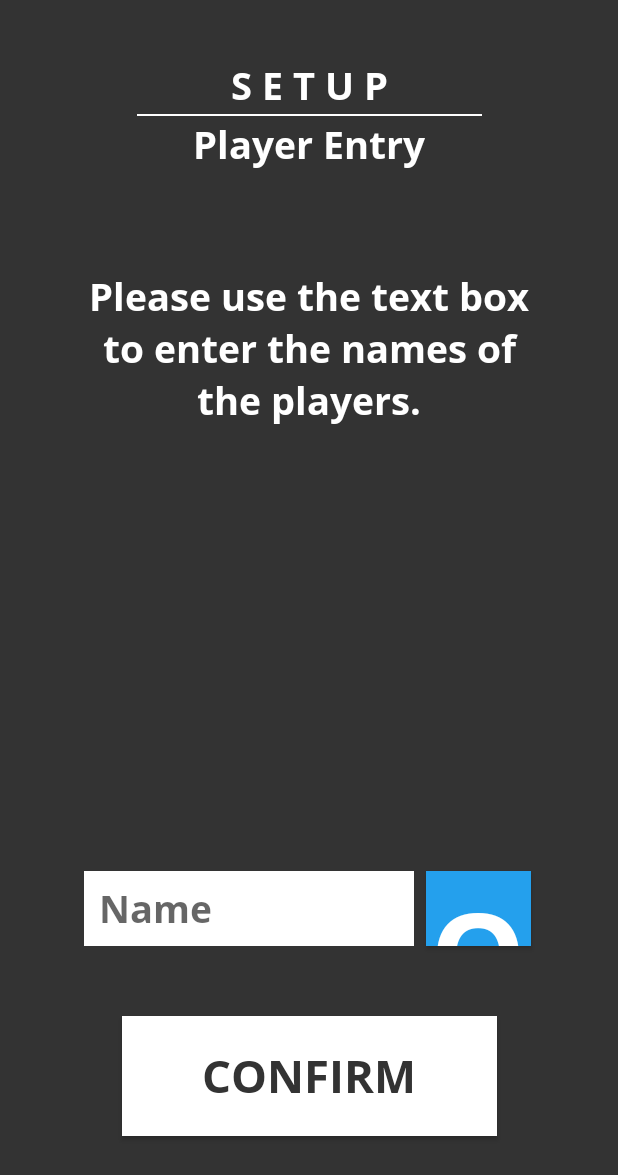
After one commit to xeroplz/CMSC436-Group-43, an Android app: the RoleAssignmentActivity screen opened directly, with no data from a screen before it, on a phone screen of 412 x 824 dp. The commit adds this screen. Shown: the top 1175 px of the screen. Run offline under Robolectric (Android 15) with nearby library versions, the phone set to English and light mode, and no system bars.

Commit message:
Role assignment base

```diff
--- a/MAFIA43/app/src/main/AndroidManifest.xml
+++ b/MAFIA43/app/src/main/AndroidManifest.xml
@@ -18,12 +18,17 @@
         </activity>
         <activity android:name=".Temp">
         </activity>
+
         <activity android:name=".NightActivity">
         </activity>
+
         <activity android:name=".NightSelectionActivity">
         </activity>
+
         <activity android:name=".Voting">
+        </activity>
 
+        <activity android:name=".RoleAssignmentActivity">
         </activity>
     </application>
 
--- /dev/null
+++ b/MAFIA43/app/src/main/java/com/example/mafia43/RoleAssignmentActivity.kt
@@ -0,0 +1,15 @@
+package com.example.mafia43
+
+import android.os.Bundle
+import androidx.appcompat.app.AppCompatActivity
+
+class RoleAssignmentActivity : AppCompatActivity() {
+    companion object {
+
+    }
+
+    override fun onCreate(savedInstanceState: Bundle?) {
+        super.onCreate(savedInstanceState)
+        setContentView(R.layout.activity_role_assignment)
+    }
+}
--- a/MAFIA43/app/src/main/java/com/example/mafia43/TitleActivity.kt
+++ b/MAFIA43/app/src/main/java/com/example/mafia43/TitleActivity.kt
@@ -11,6 +11,7 @@ class TitleActivity : AppCompatActivity() {
     }
 
     private lateinit var mStartButton : Button
+    private lateinit var mTempButton : Button
 
     override fun onCreate(savedInstanceState: Bundle?) {
         super.onCreate(savedInstanceState)
@@ -20,6 +21,13 @@ class TitleActivity : AppCompatActivity() {
 
         mStartButton.setOnClickListener {
             // Start the next activity!
+            val intent = Intent(this@TitleActivity, RoleAssignmentActivity::class.java)
+            startActivity(intent)
+        }
+
+        mTempButton = findViewById(R.id.temp_button)
+
+        mTempButton.setOnClickListener {
             val intent = Intent(this@TitleActivity, Temp::class.java)
             startActivity(intent)
         }
--- /dev/null
+++ b/MAFIA43/app/src/main/res/layout/activity_role_assignment.xml
@@ -0,0 +1,148 @@
+<?xml version="1.0" encoding="utf-8"?>
+<androidx.constraintlayout.widget.ConstraintLayout xmlns:android="http://schemas.android.com/apk/res/android"
+    xmlns:app="http://schemas.android.com/apk/res-auto"
+    xmlns:tools="http://schemas.android.com/tools"
+    android:layout_width="match_parent"
+    android:layout_height="match_parent"
+    tools:context=".RoleAssignmentActivity">
+
+    <!-- Background -->
+    <TextView
+        android:layout_height="match_parent"
+        android:layout_width="match_parent"
+        android:text=""
+        android:background="@color/colorPrimaryDark"/>
+
+    <TextView
+        android:layout_width="wrap_content"
+        android:layout_height="wrap_content"
+        android:fontFamily="@font/opensans_bold"
+        android:text="S E T U P"
+        android:textSize="25dp"
+        android:textColor="@color/white"
+        app:layout_constraintBottom_toBottomOf="parent"
+        app:layout_constraintLeft_toLeftOf="parent"
+        app:layout_constraintRight_toRightOf="parent"
+        app:layout_constraintTop_toTopOf="parent"
+        app:layout_constraintVertical_bias="0.05" />
+
+    <!-- HDiV -->
+    <ImageView
+        android:layout_width="230dp"
+        android:layout_height="wrap_content"
+        android:src="@drawable/hdiv_light"
+        app:layout_constraintBottom_toBottomOf="parent"
+        app:layout_constraintLeft_toLeftOf="parent"
+        app:layout_constraintRight_toRightOf="parent"
+        app:layout_constraintTop_toTopOf="parent"
+        app:layout_constraintVertical_bias="0.09"
+        app:layout_constraintHorizontal_bias="0.5"/>
+
+    <!-- Credits -->
+    <TextView
+        android:layout_width="wrap_content"
+        android:layout_height="wrap_content"
+        android:fontFamily="@font/opensans_bold"
+        android:textAlignment="center"
+        android:text="Player Entry"
+        android:textSize="25dp"
+        android:textColor="@color/white"
+        app:layout_constraintBottom_toBottomOf="parent"
+        app:layout_constraintLeft_toLeftOf="parent"
+        app:layout_constraintRight_toRightOf="parent"
+        app:layout_constraintTop_toTopOf="parent"
+        app:layout_constraintVertical_bias="0.1" />
+
+    <TextView
+        android:layout_width="300dp"
+        android:layout_height="wrap_content"
+        android:fontFamily="@font/opensans_bold"
+        android:textAlignment="center"
+        android:text="Please use the text box to enter the names of the players."
+        android:textSize="25dp"
+        android:textColor="@color/white"
+        app:layout_constraintBottom_toBottomOf="parent"
+        app:layout_constraintLeft_toLeftOf="parent"
+        app:layout_constraintRight_toRightOf="parent"
+        app:layout_constraintTop_toTopOf="parent"
+        app:layout_constraintVertical_bias="0.25" />
+
+    <androidx.core.widget.NestedScrollView
+        android:id="@+id/ar_nested_scroll"
+        android:layout_width="300dp"
+        android:layout_height="280dp"
+        app:layout_constraintBottom_toBottomOf="parent"
+        app:layout_constraintLeft_toLeftOf="parent"
+        app:layout_constraintRight_toRightOf="parent"
+        app:layout_constraintTop_toTopOf="parent"
+        app:layout_constraintHorizontal_bias="0.495"
+        app:layout_constraintTop_toBottomOf="@+id/textView3"
+        app:layout_constraintVertical_bias="0.532"
+    android:fillViewport="true">
+        <LinearLayout
+            android:layout_width="match_parent"
+            android:layout_height="match_parent">
+
+            <ListView
+                android:id="@+id/ar_player_list"
+                android:layout_width="match_parent"
+                android:layout_height="wrap_content"
+                android:orientation="vertical"
+                tools:ignore="MissingConstraints"
+                android:nestedScrollingEnabled="true"
+                android:choiceMode="singleChoice"/>
+        </LinearLayout>
+    </androidx.core.widget.NestedScrollView>
+
+    <EditText
+        android:id="@+id/ar_text_box"
+        android:layout_width="220dp"
+        android:layout_height="50dp"
+        android:lines="1"
+        android:minLines="1"
+        android:background="@color/white"
+        android:fontFamily="@font/opensans_bold"
+        android:textSize="25dp"
+        android:hint="Name"
+        android:paddingLeft="10dp"
+        android:paddingRight="10dp"
+        app:layout_constraintBottom_toBottomOf="parent"
+        app:layout_constraintLeft_toLeftOf="parent"
+        app:layout_constraintRight_toRightOf="parent"
+        app:layout_constraintTop_toTopOf="parent"
+        app:layout_constraintVertical_bias="0.75"
+        app:layout_constraintHorizontal_bias="0.29"/>
+
+    <Button
+        android:id="@+id/ar_ok_button"
+        android:layout_width="70dp"
+        android:layout_height="50dp"
+        android:text="OK"
+        android:fontFamily="@font/opensans_bold"
+        android:textColor="@color/white"
+        android:textSize="120px"
+        android:background="@color/entryButtonColor"
+        app:layout_constraintBottom_toBottomOf="parent"
+        app:layout_constraintStart_toStartOf="parent"
+        app:layout_constraintEnd_toEndOf="parent"
+        app:layout_constraintTop_toTopOf="parent"
+        app:layout_constraintVertical_bias="0.75"
+        app:layout_constraintHorizontal_bias="0.83"/>
+
+    <!-- Continue -->
+    <Button
+        android:id="@+id/ar_continue_button"
+        android:layout_width="250dp"
+        android:layout_height="80dp"
+        android:text="CONFIRM"
+        android:fontFamily="@font/opensans_bold"
+        android:textColor="@color/colorPrimaryDark"
+        android:textSize="30dp"
+        android:background="@color/white"
+        app:layout_constraintBottom_toBottomOf="parent"
+        app:layout_constraintLeft_toLeftOf="parent"
+        app:layout_constraintRight_toRightOf="parent"
+        app:layout_constraintTop_toTopOf="parent"
+        app:layout_constraintVertical_bias="0.91" />
+
+</androidx.constraintlayout.widget.ConstraintLayout>
--- a/MAFIA43/app/src/main/res/layout/activity_title.xml
+++ b/MAFIA43/app/src/main/res/layout/activity_title.xml
@@ -56,13 +56,29 @@
 
     <!-- Play Button -->
     <Button
+        android:id="@+id/temp_button"
+        android:layout_width="250dp"
+        android:layout_height="60dp"
+        android:text="TEMP ACTVITY"
+        android:fontFamily="@font/opensans_bold"
+        android:textColor="@color/colorPrimaryDark"
+        android:textSize="25dp"
+        android:background="@color/white"
+        app:layout_constraintBottom_toBottomOf="parent"
+        app:layout_constraintLeft_toLeftOf="parent"
+        app:layout_constraintRight_toRightOf="parent"
+        app:layout_constraintTop_toTopOf="parent"
+        app:layout_constraintVertical_bias="0.63" />
+
+    <!-- Play Button -->
+    <Button
         android:id="@+id/play_button"
         android:layout_width="250dp"
         android:layout_height="90dp"
         android:text="S T A R T"
         android:fontFamily="@font/opensans_bold"
         android:textColor="@color/colorPrimaryDark"
-        android:textSize="120px"
+        android:textSize="35dp"
         android:background="@color/white"
         app:layout_constraintBottom_toBottomOf="parent"
         app:layout_constraintLeft_toLeftOf="parent"
@@ -78,7 +94,7 @@
         android:text="HOW TO PLAY"
         android:fontFamily="@font/opensans_bold"
         android:textColor="@color/colorPrimaryDark"
-        android:textSize="80px"
+        android:textSize="20dp"
         android:background="@color/white"
         app:layout_constraintBottom_toBottomOf="parent"
         app:layout_constraintLeft_toLeftOf="parent"
--- a/MAFIA43/app/src/main/res/values/colors.xml
+++ b/MAFIA43/app/src/main/res/values/colors.xml
@@ -6,4 +6,5 @@
     <color name="black">#000</color>
     <color name="lightGrey">#d6d4d4</color>
     <color name="lighterGrey">#e7e7e7</color>
+    <color name="entryButtonColor">#24a0ed</color>
 </resources>
```
